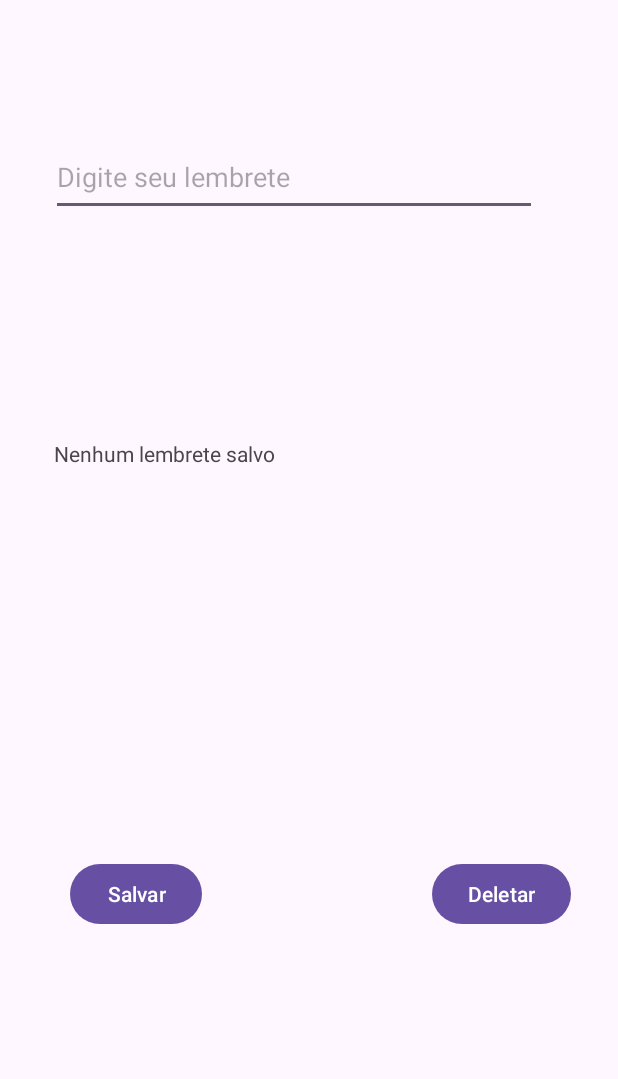
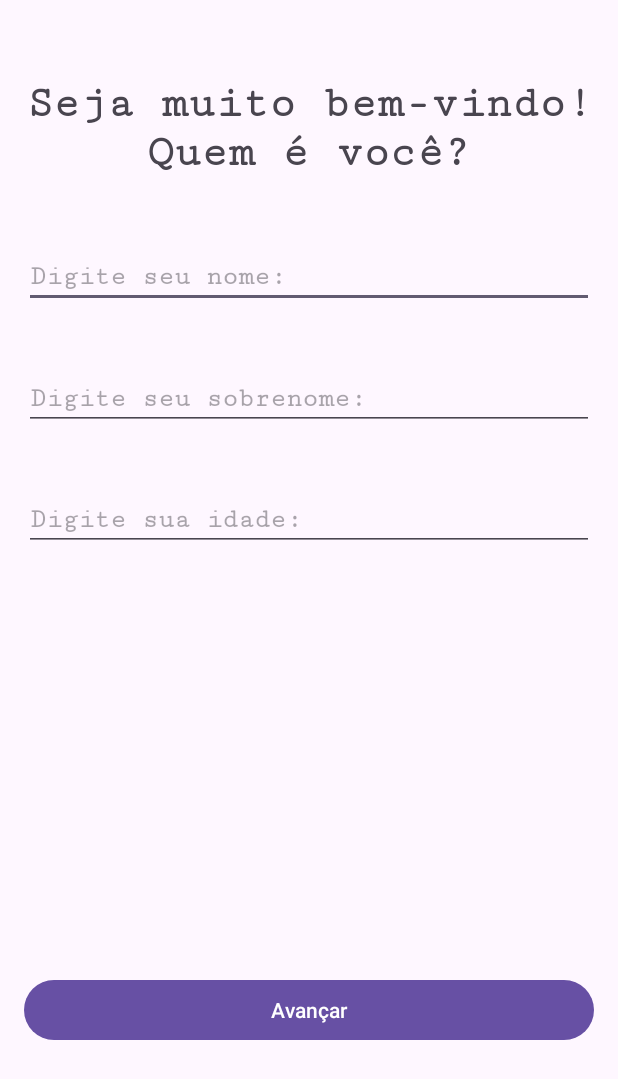
Before and after one commit to Snowsara/Lembrete_Kotlin, an Android app: the screen it shows after launch (MainActivity), on a phone screen of 412 x 824 dp. Shown: the top 1079 px of the screen. Run offline under Robolectric (Android 15) with nearby library versions, the phone set to English and light mode, and no system bars.

Commit message:
Tela de "Login"

```diff
--- a/app/src/main/AndroidManifest.xml
+++ b/app/src/main/AndroidManifest.xml
@@ -12,12 +12,11 @@
         android:supportsRtl="true"
         android:theme="@style/Theme.Lembrete"
         tools:targetApi="31">
-        <activity
-            android:name=".MainActivity"
+        <activity android:name=".LoginActivity" />
+        <activity android:name=".MainActivity"
             android:exported="true">
             <intent-filter>
                 <action android:name="android.intent.action.MAIN" />
-
                 <category android:name="android.intent.category.LAUNCHER" />
             </intent-filter>
         </activity>
--- a/app/src/main/java/com/example/lembrete/MainActivity.kt
+++ b/app/src/main/java/com/example/lembrete/MainActivity.kt
@@ -1,41 +1,33 @@
 package com.example.lembrete
-
-import android.content.Context
+import android.content.Intent
 import android.os.Bundle
 import android.widget.Button
 import android.widget.EditText
-import android.widget.TextView
 import androidx.appcompat.app.AppCompatActivity
 
 class MainActivity : AppCompatActivity() {
 
-    private val PREFS_NAME = "arquivo"
-    private val CHAVE_LEMBRETE = "lembrete_salvo"
-
     override fun onCreate(savedInstanceState: Bundle?) {
         super.onCreate(savedInstanceState)
-        setContentView(R.layout.activity_main)
+        setContentView(R.layout.activity_login)
 
-        val editLembrete = findViewById<EditText>(R.id.editLembrete)
-        val btnSalvar = findViewById<Button>(R.id.buttonSalvar)
-        val btnApagar = findViewById<Button>(R.id.buttonDeletar)
-        val textLembreteSalvo = findViewById<TextView>(R.id.textLembreteSalvo)
+        val editNome = findViewById<EditText>(R.id.editNome)
+        val editSobrenome = findViewById<EditText>(R.id.editSobrenome)
+        val editIdade = findViewById<EditText>(R.id.editIdade)
+        val btnAvancar = findViewById<Button>(R.id.btnAvancar)
 
-        val prefs = getSharedPreferences(PREFS_NAME, Context.MODE_PRIVATE)
+        btnAvancar.setOnClickListener {
+            val nome = editNome.text.toString()
+            val sobrenome = editSobrenome.text.toString()
+            val idade = editIdade.text.toString()
 
-        // Mostrar lembrete salvo ao abrir o app
-        textLembreteSalvo.text = prefs.getString(CHAVE_LEMBRETE, "Nenhum lembrete salvo")
-
-        btnSalvar.setOnClickListener {
-            val texto = editLembrete.text.toString()
-            prefs.edit().putString(CHAVE_LEMBRETE, texto).apply()
-            textLembreteSalvo.text = texto
-        }
-
-        btnApagar.setOnClickListener {
-            prefs.edit().remove(CHAVE_LEMBRETE).apply()
-            textLembreteSalvo.text = "Nenhum lembrete salvo"
-            editLembrete.setText("")
+            btnAvancar.setOnClickListener {
+                val intent = Intent(this, LoginActivity::class.java)
+                intent.putExtra("NOME_USUARIO", nome)
+                intent.putExtra("SOBRENOME_USUARIO", sobrenome)
+                intent.putExtra("IDADE_USUARIO", idade)
+                startActivity(intent)
+            }
         }
     }
 }
--- /dev/null
+++ b/app/src/main/res/layout/activity_login.xml
@@ -0,0 +1,84 @@
+<?xml version="1.0" encoding="utf-8"?>
+<androidx.constraintlayout.widget.ConstraintLayout xmlns:android="http://schemas.android.com/apk/res/android"
+    xmlns:app="http://schemas.android.com/apk/res-auto"
+    xmlns:tools="http://schemas.android.com/tools"
+    android:layout_width="match_parent"
+    android:layout_height="match_parent">
+
+    <EditText
+        android:id="@+id/editNome"
+        android:layout_width="match_parent"
+        android:layout_height="wrap_content"
+        android:layout_marginHorizontal="16dp"
+        android:layout_marginTop="164dp"
+        android:fontFamily="serif-monospace"
+        android:hint="Digite seu nome:"
+        android:textStyle="bold"
+        app:layout_constraintEnd_toEndOf="parent"
+        app:layout_constraintStart_toStartOf="parent"
+        app:layout_constraintTop_toTopOf="parent" />
+
+    <EditText
+        android:id="@+id/editSobrenome"
+        android:layout_width="match_parent"
+        android:layout_height="wrap_content"
+        android:layout_marginHorizontal="16dp"
+        android:layout_marginTop="40dp"
+        android:fontFamily="serif-monospace"
+        android:hint="Digite seu sobrenome:"
+        android:textStyle="bold"
+        android:visibility="visible"
+        app:layout_constraintBottom_toTopOf="@+id/btnAvancar"
+        app:layout_constraintEnd_toEndOf="parent"
+        app:layout_constraintStart_toStartOf="parent"
+        app:layout_constraintTop_toBottomOf="@+id/editNome"
+        app:layout_constraintVertical_bias="0.0" />
+
+    <EditText
+        android:id="@+id/editIdade"
+        android:layout_width="match_parent"
+        android:layout_height="wrap_content"
+        android:layout_marginHorizontal="16dp"
+        android:layout_marginTop="39dp"
+        android:fontFamily="serif-monospace"
+        android:hint="Digite sua idade:"
+        android:inputType="number"
+        android:textStyle="bold"
+        app:layout_constraintBottom_toBottomOf="parent"
+        app:layout_constraintEnd_toEndOf="parent"
+        app:layout_constraintStart_toStartOf="parent"
+        app:layout_constraintTop_toBottomOf="@+id/editSobrenome"
+        app:layout_constraintVertical_bias="0.0" />
+
+    <Button
+        android:id="@+id/btnAvancar"
+        android:layout_width="match_parent"
+        android:layout_height="wrap_content"
+        android:layout_marginHorizontal="16dp"
+        android:layout_marginTop="444dp"
+        android:text="Avançar"
+        app:layout_constraintBottom_toBottomOf="parent"
+        app:layout_constraintEnd_toEndOf="parent"
+        app:layout_constraintHorizontal_bias="0.945"
+        app:layout_constraintStart_toStartOf="parent"
+        app:layout_constraintTop_toBottomOf="@+id/editNome"
+        app:layout_constraintVertical_bias="0.0" />
+
+    <TextView
+        android:id="@+id/textView"
+        android:layout_width="match_parent"
+        android:layout_height="wrap_content"
+        android:layout_marginHorizontal="16dp"
+        android:fontFamily="serif-monospace"
+        android:text="Seja muito bem-vindo! Quem é você?"
+        android:textAlignment="center"
+        android:textSize="30sp"
+        android:textStyle="bold"
+        app:layout_constraintBottom_toTopOf="@+id/editNome"
+        app:layout_constraintEnd_toEndOf="parent"
+        app:layout_constraintHorizontal_bias="0.511"
+        app:layout_constraintStart_toStartOf="parent"
+        app:layout_constraintTop_toTopOf="parent"
+        app:layout_constraintVertical_bias="0.533" />
+
+</androidx.constraintlayout.widget.ConstraintLayout>
```
Also changed, not shown: app/src/main/java/com/example/lembrete/LoginActivity.kt (added, +48 -0 lines), app/src/main/res/layout/activity_main.xml (+26 -0 lines).
